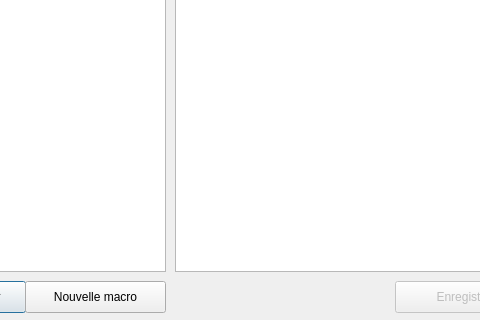
Old version of the form source/dialogmacros.ui in the repository Bramas/texiteasy; both pictures show x 125 to 605 and y 239 to 559 of the 720 by 559 pixel window.
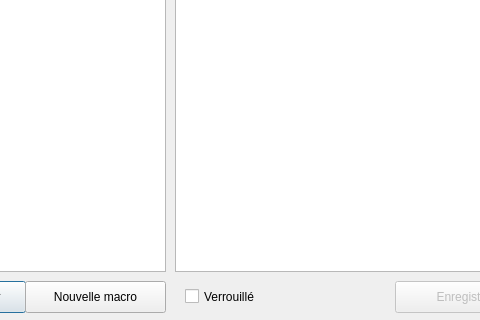
New version of the form.

What changed in the file:
```diff
--- a/source/dialogmacros.ui
+++ b/source/dialogmacros.ui
@@ -153,6 +153,19 @@
     </rect>
    </property>
   </widget>
+  <widget class="QCheckBox" name="checkBoxReadOnly">
+   <property name="geometry">
+    <rect>
+     <x>310</x>
+     <y>520</y>
+     <width>111</width>
+     <height>31</height>
+    </rect>
+   </property>
+   <property name="text">
+    <string>Verrouillé</string>
+   </property>
+  </widget>
  </widget>
  <resources/>
  <connections/>
```
